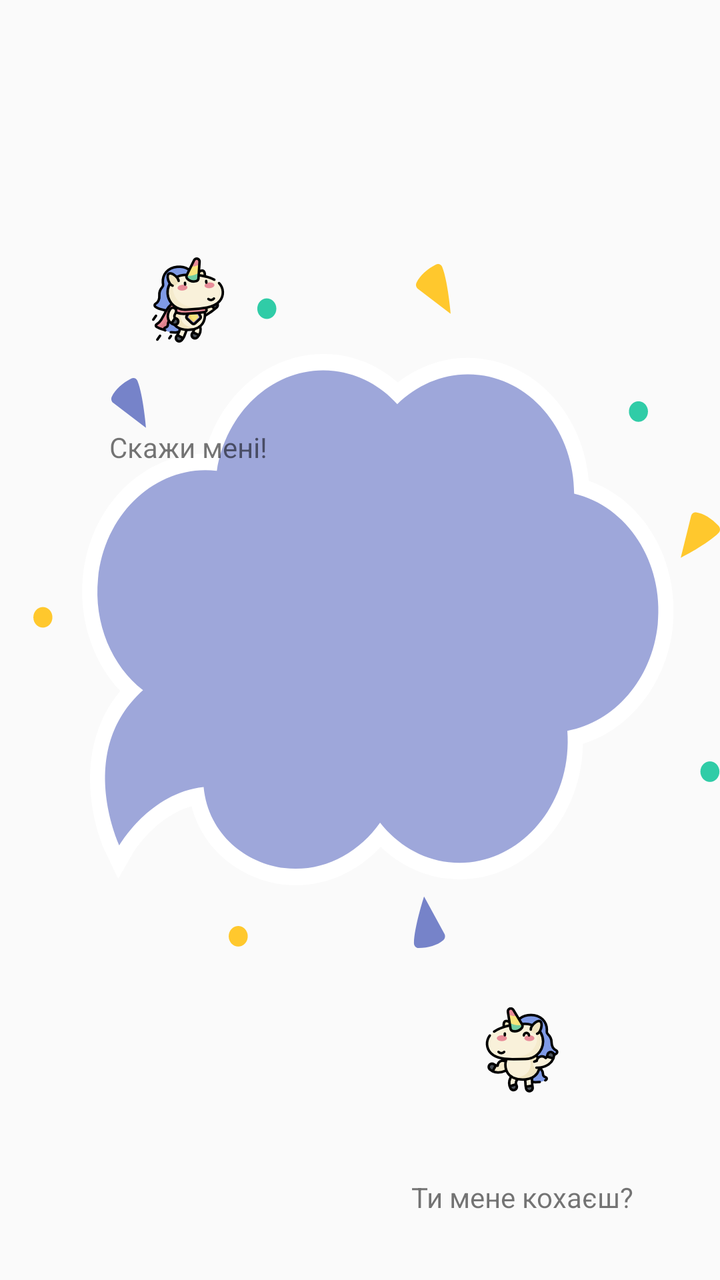
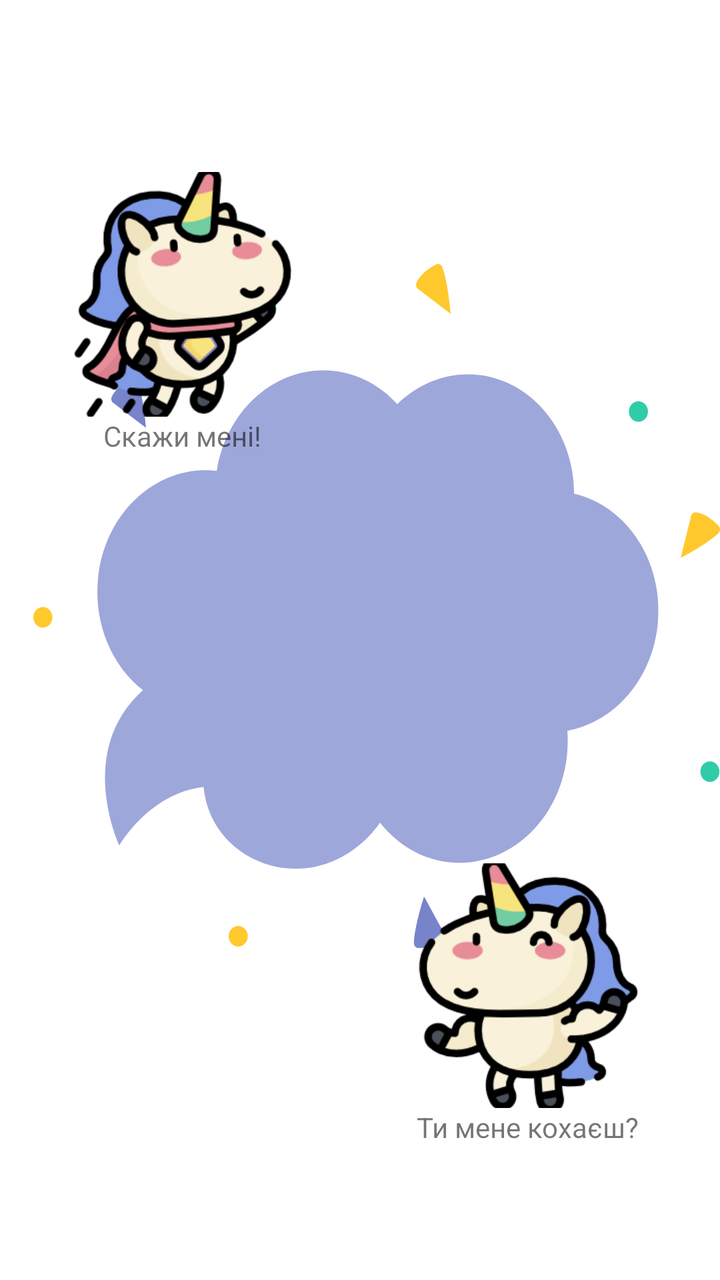

An Android layout rendered at two revisions. The XML below is the earlier revision; the diff shows what the commit changed to produce the second picture.
<!-- AndroidManifest.xml: application theme AppTheme -->
<!-- res/layout/content_main.xml -->
<?xml version="1.0" encoding="utf-8"?>
<RelativeLayout xmlns:android="http://schemas.android.com/apk/res/android"
    xmlns:app="http://schemas.android.com/apk/res-auto"
    xmlns:tools="http://schemas.android.com/tools"
    android:layout_width="match_parent"
    android:layout_height="match_parent"
    android:fitsSystemWindows="true"
    android:paddingBottom="16dp"
    tools:context="com.minras.lovesyou.ua.MainActivity"
    tools:showIn="@layout/activity_main">

    <ImageView
        android:id="@+id/loveTextFrame"
        android:layout_width="match_parent"
        android:layout_height="match_parent"
        android:contentDescription="@string/love_text_frame_descr"
        app:srcCompat="@drawable/ic_bubble01" />

    <LinearLayout
        style="@style/tellButtonLayout"
        android:layout_width="wrap_content"
        android:layout_height="wrap_content"
        android:layout_alignParentStart="true"
        android:layout_alignParentTop="true"
        android:orientation="vertical"
        android:paddingTop="?attr/actionBarSize">

        <ImageButton
            android:id="@+id/tellButton"
            android:layout_width="wrap_content"
            android:layout_height="wrap_content"
            android:background="@null"
            android:contentDescription="@string/tell_btn_description"
            android:src="@drawable/unicorn_tell" />

        <TextView
            android:layout_width="match_parent"
            android:layout_height="wrap_content"
            android:textAlignment="center"
            android:text="@string/tell_btn_title" />
    </LinearLayout>

    <LinearLayout
        style="@style/askButtonLayout"
        android:layout_width="wrap_content"
        android:layout_height="wrap_content"
        android:layout_alignParentEnd="true"
        android:layout_alignParentBottom="true"
        android:layout_marginBottom="16dp"
        android:orientation="vertical">

        <ImageButton
            android:id="@+id/askButton"
            android:layout_width="wrap_content"
            android:layout_height="wrap_content"
            android:background="@null"
            android:contentDescription="@string/ask_btn_description"
            android:src="@drawable/unicorn_ask" />

        <TextView
            android:layout_width="match_parent"
            android:layout_height="wrap_content"
            android:textAlignment="center"
            android:text="@string/ask_btn_title" />
    </LinearLayout>

    <androidx.constraintlayout.widget.ConstraintLayout
        android:layout_width="match_parent"
        android:layout_height="match_parent">

        <androidx.constraintlayout.widget.Guideline
            android:layout_width="wrap_content"
            android:layout_height="wrap_content"
            android:id="@+id/left_guideline"
            app:layout_constraintGuide_percent=".32"
            android:orientation="vertical"/>

        <androidx.constraintlayout.widget.Guideline
            android:layout_width="wrap_content"
            android:layout_height="wrap_content"
            android:id="@+id/right_guideline"
            app:layout_constraintGuide_percent=".68"
            android:orientation="vertical"/>

        <androidx.constraintlayout.widget.Guideline
            android:layout_width="wrap_content"
            android:layout_height="wrap_content"
            android:id="@+id/top_guideline"
            app:layout_constraintGuide_percent=".32"
            android:orientation="horizontal"/>

        <androidx.constraintlayout.widget.Guideline
            android:layout_width="wrap_content"
            android:layout_height="wrap_content"
            android:id="@+id/bottom_guideline"
            app:layout_constraintGuide_percent=".68"
            android:orientation="horizontal"/>

        <TextView
            android:id="@+id/love_text_view"
            style="@style/loveTextView"
            android:layout_width="0dp"
            android:layout_height="0dp"
            app:layout_constraintLeft_toLeftOf="@+id/left_guideline"
            app:layout_constraintRight_toRightOf="@+id/right_guideline"
            app:layout_constraintTop_toTopOf="@+id/top_guideline"
            app:layout_constraintBottom_toBottomOf="@+id/bottom_guideline"

            android:gravity="center"
            android:textAlignment="center"
            android:textColor="@color/white"
            android:textSize="20sp"
            android:textStyle="bold"
            android:fontFamily="casual"
            />

    </androidx.constraintlayout.widget.ConstraintLayout>

</RelativeLayout>
<!-- res/layout/activity_main.xml (included above) -->
<?xml version="1.0" encoding="utf-8"?>
<androidx.coordinatorlayout.widget.CoordinatorLayout
    xmlns:android="http://schemas.android.com/apk/res/android"
    xmlns:app="http://schemas.android.com/apk/res-auto"        xmlns:tools="http://schemas.android.com/tools"
    android:layout_width="match_parent"
    android:layout_height="match_parent"
    tools:context=".MainActivity">

    <com.google.android.material.appbar.AppBarLayout
        android:layout_width="match_parent"
        android:layout_height="wrap_content">

        <androidx.appcompat.widget.Toolbar
            android:id="@+id/toolbar"
            android:layout_width="match_parent"
            android:layout_height="?attr/actionBarSize"
            android:background="?attr/colorPrimary"
            app:popupTheme="@style/AppTheme.PopupOverlay" />

    </com.google.android.material.appbar.AppBarLayout>

    <include layout="@layout/content_main" />

</androidx.coordinatorlayout.widget.CoordinatorLayout>
<!-- resources referenced by this layout -->
<resources>
  <color name="white">#FFFFFF</color>
  <!-- drawable ic_bubble01: vector/xml drawable (drawable, 4858 chars, omitted) -->
  <!-- drawable unicorn_ask (drawable) -->
  <layer-list xmlns:android="http://schemas.android.com/apk/res/android">
      <item android:width="128dp" android:height="128dp">
          <bitmap android:gravity="center" android:src="@drawable/unicorn_128_1049947" />
      </item>
  </layer-list>
  <!-- drawable unicorn_tell (drawable) -->
  <layer-list xmlns:android="http://schemas.android.com/apk/res/android">
      <item android:width="128dp" android:height="128dp">
          <bitmap android:gravity="center" android:src="@drawable/unicorn_128_1049961" />
      </item>
  </layer-list>
  <string name="ask_btn_description">Кнопка, що просить єдинорога відповісти на запитання</string>
  <string name="ask_btn_title">Ти мене кохаєш?</string>
  <string name="love_text_frame_descr">Хмаринка для тексту</string>
  <string name="tell_btn_description">Кнопка, що просить єдинорога сказати щось</string>
  <string name="tell_btn_title">Скажи мені!</string>
  <style name="AppTheme.PopupOverlay" parent="ThemeOverlay.AppCompat.Light" />
  <style name="askButtonLayout">
          <item name="android:layout_marginTop">10dp</item>
          <item name="android:layout_marginEnd">35dp</item>
          <item name="android:layout_marginBottom">35dp</item>
          <item name="android:layout_marginStart">10dp</item>
      </style>
  <style name="loveTextView">
          <item name="android:color">@color/white</item>
      </style>
  <style name="tellButtonLayout">
          <item name="android:layout_marginTop">30dp</item>
          <item name="android:layout_marginEnd">10dp</item>
          <item name="android:layout_marginBottom">10dp</item>
          <item name="android:layout_marginStart">30dp</item>
      </style>
  <style name="AppTheme" parent="Theme.AppCompat.Light.DarkActionBar">
          
          <item name="colorPrimary">@color/colorPrimary</item>
          <item name="colorPrimaryDark">@color/colorPrimaryDark</item>
          <item name="colorAccent">@color/colorAccent</item>
      </style>
  <!-- drawable unicorn_128_1049947: png bitmap (drawable-nodpi, 10677 bytes) -->
  <!-- drawable unicorn_128_1049961: png bitmap (drawable-nodpi, 11726 bytes) -->
  <color name="colorPrimary">#3F51B5</color>
  <color name="colorPrimaryDark">#303F9F</color>
  <color name="colorAccent">#FF4081</color>
</resources>

<!-- the commit's change to res/layout/content_main.xml (unified diff, before → after) -->
@@ -1,134 +1,139 @@
 <?xml version="1.0" encoding="utf-8"?>
-<RelativeLayout xmlns:android="http://schemas.android.com/apk/res/android"
+<androidx.constraintlayout.widget.ConstraintLayout xmlns:android="http://schemas.android.com/apk/res/android"
     xmlns:app="http://schemas.android.com/apk/res-auto"
     xmlns:tools="http://schemas.android.com/tools"
     android:layout_width="match_parent"
     android:layout_height="match_parent"
-    android:fitsSystemWindows="true"
+    android:background="@color/white"
     android:paddingBottom="16dp"
     tools:context="com.minras.lovesyou.ua.MainActivity"
     tools:showIn="@layout/activity_main">
 
     <ImageView
         android:id="@+id/loveTextFrame"
-        android:layout_width="match_parent"
-        android:layout_height="match_parent"
+        android:layout_width="0dp"
+        android:layout_height="0dp"
         android:contentDescription="@string/love_text_frame_descr"
-        app:srcCompat="@drawable/ic_bubble01" />
+        app:srcCompat="@drawable/ic_bubble01"
+        app:layout_constraintTop_toTopOf="parent"
+        app:layout_constraintBottom_toBottomOf="parent"
+        app:layout_constraintStart_toStartOf="parent"
+        app:layout_constraintEnd_toEndOf="parent" />
 
-    <LinearLayout
-        style="@style/tellButtonLayout"
+    <androidx.constraintlayout.widget.Guideline
+        android:id="@+id/toolbar_bottom_guideline"
         android:layout_width="wrap_content"
         android:layout_height="wrap_content"
-        android:layout_alignParentStart="true"
-        android:layout_alignParentTop="true"
-        android:orientation="vertical"
-        android:paddingTop="?attr/actionBarSize">
+        android:orientation="horizontal"
+        app:layout_constraintGuide_begin="?attr/actionBarSize" />
 
-        <ImageButton
-            android:id="@+id/tellButton"
-            android:layout_width="wrap_content"
-            android:layout_height="wrap_content"
-            android:background="@null"
-            android:contentDescription="@string/tell_btn_description"
-            android:src="@drawable/unicorn_tell" />
+    <ImageButton
+        android:id="@+id/tellButton"
+        android:layout_width="0dp"
+        android:layout_height="0dp"
+        android:layout_marginStart="30dp"
+        android:layout_marginTop="30dp"
+        android:background="@null"
+        android:contentDescription="@string/tell_btn_description"
+        android:src="@drawable/unicorn_tell"
+        app:layout_constraintDimensionRatio="1:1"
+        app:layout_constraintStart_toStartOf="parent"
+        app:layout_constraintTop_toTopOf="@id/toolbar_bottom_guideline"
+        app:layout_constraintWidth_percent="0.34" />
 
-        <TextView
-            android:layout_width="match_parent"
-            android:layout_height="wrap_content"
-            android:textAlignment="center"
-            android:text="@string/tell_btn_title" />
-    </LinearLayout>
+    <TextView
+        android:layout_width="0dp"
+        android:layout_height="wrap_content"
+        android:text="@string/tell_btn_title"
+        android:textAlignment="center"
+        app:layout_constraintStart_toStartOf="@id/tellButton"
+        app:layout_constraintEnd_toEndOf="@id/tellButton"
+        app:layout_constraintTop_toBottomOf="@id/tellButton" />
 
-    <LinearLayout
-        style="@style/askButtonLayout"
+    <ImageButton
+        android:id="@+id/askButton"
+        android:layout_width="0dp"
+        android:layout_height="0dp"
+        android:layout_marginEnd="35dp"
+        android:background="@null"
+        android:contentDescription="@string/ask_btn_description"
+        android:src="@drawable/unicorn_ask"
+        app:layout_constraintDimensionRatio="1:1"
+        app:layout_constraintEnd_toEndOf="parent"
+        app:layout_constraintBottom_toTopOf="@id/askLabel"
+        app:layout_constraintWidth_percent="0.34" />
+
+    <TextView
+        android:id="@+id/askLabel"
+        android:layout_width="0dp"
+        android:layout_height="wrap_content"
+        android:layout_marginBottom="51dp"
+        android:text="@string/ask_btn_title"
+        android:textAlignment="center"
+        app:layout_constraintStart_toStartOf="@id/askButton"
+        app:layout_constraintEnd_toEndOf="@id/askButton"
+        app:layout_constraintBottom_toBottomOf="parent" />
+
+    <androidx.constraintlayout.widget.Guideline
+        android:id="@+id/left_guideline"
         android:layout_width="wrap_content"
         android:layout_height="wrap_content"
-        android:layout_alignParentEnd="true"
-        android:layout_alignParentBottom="true"
-        android:layout_marginBottom="16dp"
-        android:orientation="vertical">
+        android:orientation="vertical"
+        app:layout_constraintGuide_percent=".32" />
 
-        <ImageButton
-            android:id="@+id/askButton"
-            android:layout_width="wrap_content"
-            android:layout_height="wrap_content"
-            android:background="@null"
-            android:contentDescription="@string/ask_btn_description"
-            android:src="@drawable/unicorn_ask" />
+    <androidx.constraintlayout.widget.Guideline
+        android:id="@+id/right_guideline"
+        android:layout_width="wrap_content"
+        android:layout_height="wrap_content"
+        android:orientation="vertical"
+        app:layout_constraintGuide_percent=".68" />
 
-        <TextView
-            android:layout_width="match_parent"
-            android:layout_height="wrap_content"
-            android:textAlignment="center"
-            android:text="@string/ask_btn_title" />
-    </LinearLayout>
+    <androidx.constraintlayout.widget.Guideline
+        android:id="@+id/top_guideline"
+        android:layout_width="wrap_content"
+        android:layout_height="wrap_content"
+        android:orientation="horizontal"
+        app:layout_constraintGuide_percent=".32" />
 
-    <androidx.constraintlayout.widget.ConstraintLayout
-        android:layout_width="match_parent"
-        android:layout_height="match_parent">
+    <androidx.constraintlayout.widget.Guideline
+        android:id="@+id/bottom_guideline"
+        android:layout_width="wrap_content"
+        android:layout_height="wrap_content"
+        android:orientation="horizontal"
+        app:layout_constraintGuide_percent=".68" />
 
-        <androidx.constraintlayout.widget.Guideline
-            android:layout_width="wrap_content"
-            android:layout_height="wrap_content"
-            android:id="@+id/left_guideline"
-            app:layout_constraintGuide_percent=".32"
-            android:orientation="vertical"/>
+    <TextView
+        android:id="@+id/love_text_view"
+        style="@style/loveTextView"
+        android:layout_width="0dp"
+        android:layout_height="0dp"
+        android:fontFamily="casual"
+        android:gravity="center"
+        android:textAlignment="center"
+        android:textColor="@color/white"
+        android:textSize="20sp"
+        android:textStyle="bold"
+        app:layout_constraintLeft_toLeftOf="@id/left_guideline"
+        app:layout_constraintRight_toRightOf="@id/right_guideline"
+        app:layout_constraintTop_toTopOf="@id/top_guideline"
+        app:layout_constraintBottom_toBottomOf="@id/bottom_guideline" />
 
-        <androidx.constraintlayout.widget.Guideline
-            android:layout_width="wrap_content"
-            android:layout_height="wrap_content"
-            android:id="@+id/right_guideline"
-            app:layout_constraintGuide_percent=".68"
-            android:orientation="vertical"/>
-
-        <androidx.constraintlayout.widget.Guideline
-            android:layout_width="wrap_content"
-            android:layout_height="wrap_content"
-            android:id="@+id/top_guideline"
-            app:layout_constraintGuide_percent=".32"
-            android:orientation="horizontal"/>
-
-        <androidx.constraintlayout.widget.Guideline
-            android:layout_width="wrap_content"
-            android:layout_height="wrap_content"
-            android:id="@+id/bottom_guideline"
-            app:layout_constraintGuide_percent=".68"
-            android:orientation="horizontal"/>
-
-        <TextView
-            android:id="@+id/love_text_view"
-            style="@style/loveTextView"
-            android:layout_width="0dp"
-            android:layout_height="0dp"
-            app:layout_constraintLeft_toLeftOf="@+id/left_guideline"
-            app:layout_constraintRight_toRightOf="@+id/right_guideline"
-            app:layout_constraintTop_toTopOf="@+id/top_guideline"
-            app:layout_constraintBottom_toBottomOf="@+id/bottom_guideline"
-
-            android:gravity="center"
-            android:textAlignment="center"
-            android:textColor="@color/white"
-            android:textSize="20sp"
-            android:textStyle="bold"
-            android:fontFamily="casual"
-            />
-
-    </androidx.constraintlayout.widget.ConstraintLayout>
-
-</RelativeLayout>
+</androidx.constraintlayout.widget.ConstraintLayout>
 <!-- res/layout/activity_main.xml (included above) -->
 <?xml version="1.0" encoding="utf-8"?>
 <androidx.coordinatorlayout.widget.CoordinatorLayout
     xmlns:android="http://schemas.android.com/apk/res/android"
     xmlns:app="http://schemas.android.com/apk/res-auto"        xmlns:tools="http://schemas.android.com/tools"
+    android:id="@+id/mainCoordinatorLayout"
     android:layout_width="match_parent"
     android:layout_height="match_parent"
+    android:background="@color/colorPrimaryDark"
     tools:context=".MainActivity">
 
     <com.google.android.material.appbar.AppBarLayout
         android:layout_width="match_parent"
-        android:layout_height="wrap_content">
+        android:layout_height="wrap_content"
+        android:theme="@style/AppTheme.AppBarOverlay">
 
         <androidx.appcompat.widget.Toolbar
             android:id="@+id/toolbar"
<!-- resource entries referenced after the edit -->
@@ -5,13 +5,13 @@
   <!-- drawable unicorn_ask (drawable) -->
   <layer-list xmlns:android="http://schemas.android.com/apk/res/android">
       <item android:width="128dp" android:height="128dp">
-          <bitmap android:gravity="center" android:src="@drawable/unicorn_128_1049947" />
+          <bitmap android:gravity="fill" android:src="@drawable/unicorn_256_1049947" />
       </item>
   </layer-list>
   <!-- drawable unicorn_tell (drawable) -->
   <layer-list xmlns:android="http://schemas.android.com/apk/res/android">
       <item android:width="128dp" android:height="128dp">
-          <bitmap android:gravity="center" android:src="@drawable/unicorn_128_1049961" />
+          <bitmap android:gravity="fill" android:src="@drawable/unicorn_256_1049961" />
       </item>
   </layer-list>
   <string name="ask_btn_description">Кнопка, що просить єдинорога відповісти на запитання</string>
@@ -19,21 +19,10 @@
   <string name="love_text_frame_descr">Хмаринка для тексту</string>
   <string name="tell_btn_description">Кнопка, що просить єдинорога сказати щось</string>
   <string name="tell_btn_title">Скажи мені!</string>
+  <style name="AppTheme.AppBarOverlay" parent="ThemeOverlay.AppCompat.Dark.ActionBar" />
   <style name="AppTheme.PopupOverlay" parent="ThemeOverlay.AppCompat.Light" />
-  <style name="askButtonLayout">
-          <item name="android:layout_marginTop">10dp</item>
-          <item name="android:layout_marginEnd">35dp</item>
-          <item name="android:layout_marginBottom">35dp</item>
-          <item name="android:layout_marginStart">10dp</item>
-      </style>
   <style name="loveTextView">
           <item name="android:color">@color/white</item>
-      </style>
-  <style name="tellButtonLayout">
-          <item name="android:layout_marginTop">30dp</item>
-          <item name="android:layout_marginEnd">10dp</item>
-          <item name="android:layout_marginBottom">10dp</item>
-          <item name="android:layout_marginStart">30dp</item>
       </style>
   <style name="AppTheme" parent="Theme.AppCompat.Light.DarkActionBar">
           
@@ -41,8 +30,8 @@
           <item name="colorPrimaryDark">@color/colorPrimaryDark</item>
           <item name="colorAccent">@color/colorAccent</item>
       </style>
-  <!-- drawable unicorn_128_1049947: png bitmap (drawable-nodpi, 10677 bytes) -->
-  <!-- drawable unicorn_128_1049961: png bitmap (drawable-nodpi, 11726 bytes) -->
+  <!-- drawable unicorn_256_1049947: png bitmap (drawable-nodpi, 22123 bytes) -->
+  <!-- drawable unicorn_256_1049961: png bitmap (drawable-nodpi, 24664 bytes) -->
   <color name="colorPrimary">#3F51B5</color>
   <color name="colorPrimaryDark">#303F9F</color>
   <color name="colorAccent">#FF4081</color>
